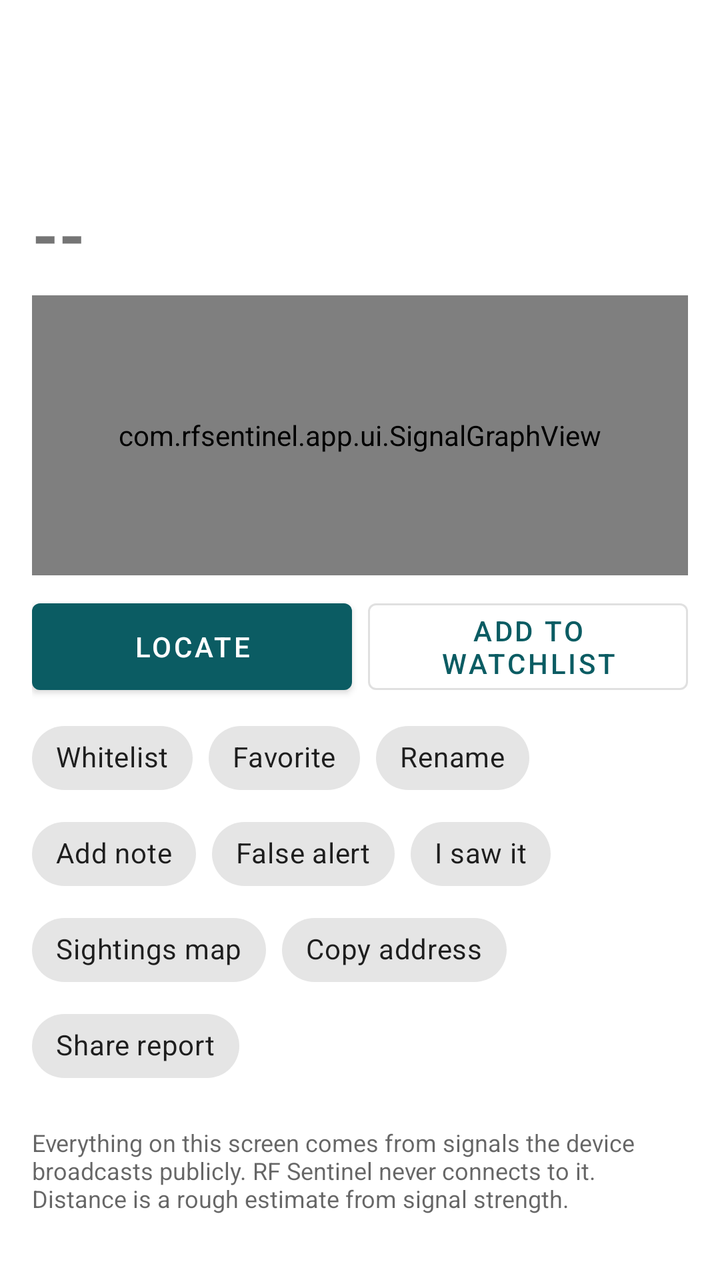
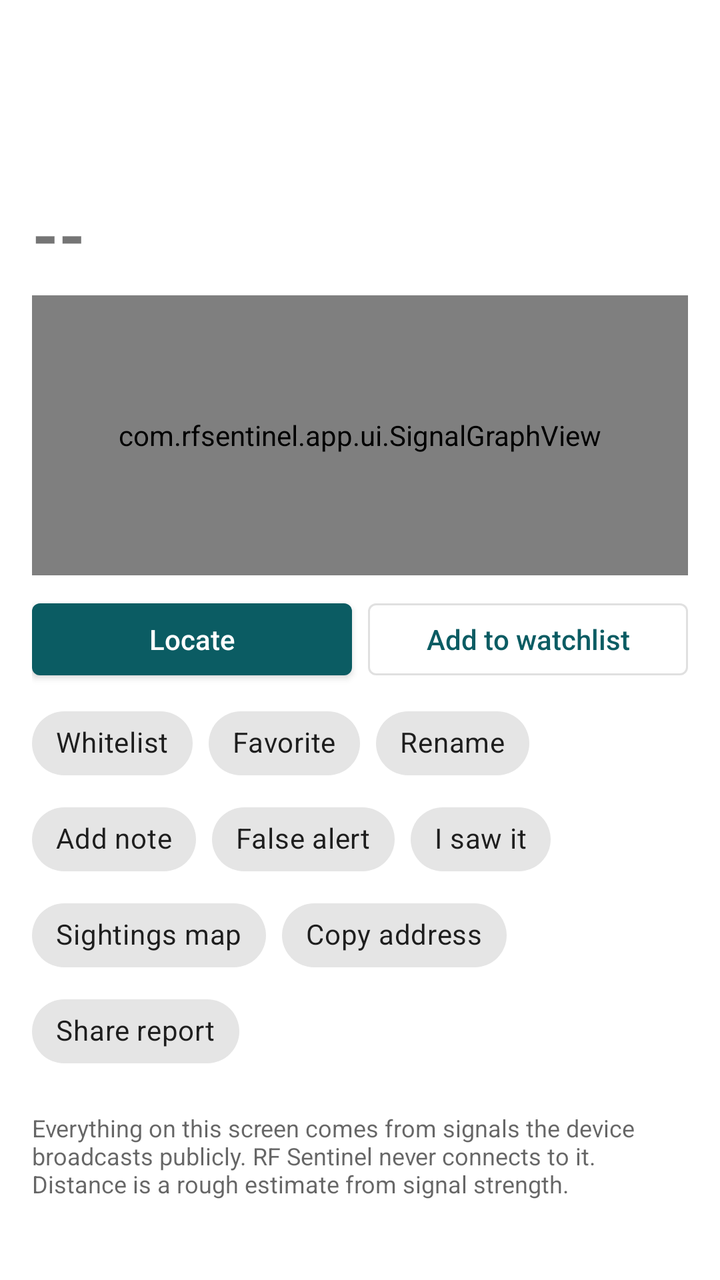

An Android layout rendered at two revisions. The XML below is the earlier revision; the diff shows what the commit changed to produce the second picture.
<!-- AndroidManifest.xml: application theme Theme.RFSentinel -->
<!-- res/layout/activity_device_detail.xml -->
<?xml version="1.0" encoding="utf-8"?>
<ScrollView xmlns:android="http://schemas.android.com/apk/res/android"
    android:id="@+id/scroll"
    android:layout_width="match_parent"
    android:layout_height="match_parent">

    <LinearLayout
        android:layout_width="match_parent"
        android:layout_height="wrap_content"
        android:orientation="vertical"
        android:padding="16dp">

        <TextView
            android:id="@+id/tagText"
            android:layout_width="wrap_content"
            android:layout_height="wrap_content"
            android:layout_marginBottom="6dp"
            android:paddingStart="8dp"
            android:paddingTop="2dp"
            android:paddingEnd="8dp"
            android:paddingBottom="2dp"
            android:textColor="#FFFFFF"
            android:textSize="@dimen/text_caption"
            android:textStyle="bold"
            android:visibility="gone" />

        <TextView
            android:id="@+id/titleText"
            android:layout_width="match_parent"
            android:layout_height="wrap_content"
            android:textIsSelectable="true"
            android:textSize="@dimen/text_title"
            android:textStyle="bold" />

        <TextView
            android:id="@+id/subtitleText"
            android:layout_width="match_parent"
            android:layout_height="wrap_content"
            android:fontFamily="monospace"
            android:textIsSelectable="true"
            android:textSize="@dimen/text_body" />

        <TextView
            android:id="@+id/presenceText"
            android:layout_width="match_parent"
            android:layout_height="wrap_content"
            android:layout_marginTop="4dp"
            android:textColor="?android:attr/textColorSecondary"
            android:textSize="@dimen/text_caption" />

        
        <TextView
            android:id="@+id/noteText"
            android:layout_width="match_parent"
            android:layout_height="wrap_content"
            android:layout_marginTop="6dp"
            android:background="?attr/selectableItemBackground"
            android:paddingTop="4dp"
            android:paddingBottom="4dp"
            android:textSize="@dimen/text_body"
            android:visibility="gone" />

        
        <LinearLayout
            android:id="@+id/visualTop"
            android:layout_width="match_parent"
            android:layout_height="wrap_content"
            android:layout_marginTop="12dp"
            android:gravity="center_vertical"
            android:orientation="horizontal"
            android:visibility="gone">

            <com.rfsentinel.app.ui.SignalGaugeView
                android:id="@+id/gauge"
                android:layout_width="0dp"
                android:layout_height="wrap_content"
                android:layout_weight="1.6" />

            <com.rfsentinel.app.ui.ConfidenceRingView
                android:id="@+id/ring"
                android:layout_width="0dp"
                android:layout_height="wrap_content"
                android:layout_marginStart="8dp"
                android:layout_weight="1" />
        </LinearLayout>

        
        <LinearLayout
            android:layout_width="match_parent"
            android:layout_height="wrap_content"
            android:layout_marginTop="12dp"
            android:gravity="center_vertical"
            android:orientation="horizontal">

            <TextView
                android:id="@+id/rssiText"
                android:layout_width="wrap_content"
                android:layout_height="wrap_content"
                android:text="--"
                android:textSize="@dimen/text_display"
                android:textStyle="bold" />

            <TextView
                android:id="@+id/rssiDetail"
                android:layout_width="0dp"
                android:layout_height="wrap_content"
                android:layout_marginStart="12dp"
                android:layout_weight="1"
                android:textSize="@dimen/text_body" />
        </LinearLayout>

        <com.rfsentinel.app.ui.SignalGraphView
            android:id="@+id/graph"
            android:layout_width="match_parent"
            android:layout_height="140dp"
            android:layout_marginTop="8dp" />

        
        <LinearLayout
            android:layout_width="match_parent"
            android:layout_height="wrap_content"
            android:layout_marginTop="8dp"
            android:baselineAligned="false"
            android:orientation="horizontal">

            <com.google.android.material.button.MaterialButton
                android:id="@+id/locateButton"
                android:layout_width="0dp"
                android:layout_height="match_parent"
                android:layout_marginEnd="8dp"
                android:layout_weight="1"
                android:text="Locate" />

            <com.google.android.material.button.MaterialButton
                android:id="@+id/actionWatchlist"
                style="@style/Widget.MaterialComponents.Button.OutlinedButton"
                android:layout_width="0dp"
                android:layout_height="match_parent"
                android:layout_weight="1"
                android:text="Add to watchlist" />
        </LinearLayout>

        
        <com.google.android.material.chip.ChipGroup
            android:id="@+id/actions"
            android:layout_width="match_parent"
            android:layout_height="wrap_content"
            android:layout_marginTop="4dp">

            <com.google.android.material.chip.Chip
                android:id="@+id/actionWhitelist"
                android:layout_width="wrap_content"
                android:layout_height="wrap_content"
                android:text="Whitelist" />

            <com.google.android.material.chip.Chip
                android:id="@+id/actionFavorite"
                android:layout_width="wrap_content"
                android:layout_height="wrap_content"
                android:text="Favorite" />

            <com.google.android.material.chip.Chip
                android:id="@+id/actionRename"
                android:layout_width="wrap_content"
                android:layout_height="wrap_content"
                android:text="Rename" />

            <com.google.android.material.chip.Chip
                android:id="@+id/actionNote"
                android:layout_width="wrap_content"
                android:layout_height="wrap_content"
                android:text="Add note" />

            <com.google.android.material.chip.Chip
                android:id="@+id/actionFalseAlert"
                android:layout_width="wrap_content"
                android:layout_height="wrap_content"
                android:text="False alert" />

            <com.google.android.material.chip.Chip
                android:id="@+id/actionLearn"
                android:layout_width="wrap_content"
                android:layout_height="wrap_content"
                android:text="I saw it" />

            <com.google.android.material.chip.Chip
                android:id="@+id/actionSightings"
                android:layout_width="wrap_content"
                android:layout_height="wrap_content"
                android:text="Sightings map" />

            <com.google.android.material.chip.Chip
                android:id="@+id/actionCopy"
                android:layout_width="wrap_content"
                android:layout_height="wrap_content"
                android:text="Copy address" />

            <com.google.android.material.chip.Chip
                android:id="@+id/actionShare"
                android:layout_width="wrap_content"
                android:layout_height="wrap_content"
                android:text="Share report" />
        </com.google.android.material.chip.ChipGroup>

        
        <LinearLayout
            android:id="@+id/sections"
            android:layout_width="match_parent"
            android:layout_height="wrap_content"
            android:orientation="vertical" />

        <TextView
            android:layout_width="match_parent"
            android:layout_height="wrap_content"
            android:layout_marginTop="16dp"
            android:text="Everything on this screen comes from signals the device broadcasts publicly. RF Sentinel never connects to it. Distance is a rough estimate from signal strength."
            android:textColor="?android:attr/textColorSecondary"
            android:textSize="@dimen/text_caption" />
    </LinearLayout>
</ScrollView>
<!-- resources referenced by this layout -->
<resources>
  <dimen name="text_body">14sp</dimen>
  <dimen name="text_caption">12sp</dimen>
  <dimen name="text_display">34sp</dimen>
  <dimen name="text_title">20sp</dimen>
  <style name="Theme.RFSentinel" parent="Theme.MaterialComponents.DayNight.DarkActionBar">
          <item name="colorPrimary">@color/brand_primary</item>
          <item name="colorPrimaryVariant">@color/brand_primary_dark</item>
          <item name="colorOnPrimary">@android:color/white</item>
          <item name="colorSecondary">@color/brand_accent</item>
          <item name="colorOnSecondary">@android:color/white</item>
          <item name="rfScopeColor">@color/scope</item>
          <item name="rfScopeTextColor">@color/scope_text</item>
          <item name="rfTraceColor">@color/trace</item>
          <item name="rfAccent">@color/brand_highlight</item>
          <item name="rfOnAccent">@color/brand_on_highlight</item>
      </style>
  <color name="brand_primary">#0B5C63</color>
  <color name="brand_primary_dark">#073F44</color>
  <color name="brand_accent">#E0622D</color>
  <color name="scope">#0B5C63</color>
  <color name="scope_text">#AA0B5C63</color>
  <color name="trace">#E0622D</color>
  <color name="brand_highlight">#0B5C63</color>
  <color name="brand_on_highlight">#FFFFFF</color>
</resources>

<!-- the commit's change to res/layout/activity_device_detail.xml (unified diff, before → after) -->
@@ -14,6 +14,7 @@
             android:id="@+id/tagText"
             android:layout_width="wrap_content"
             android:layout_height="wrap_content"
+            android:background="@drawable/tag_bg"
             android:layout_marginBottom="6dp"
             android:paddingStart="8dp"
             android:paddingTop="2dp"
<!-- resource entries referenced after the edit -->
@@ -4,7 +4,14 @@
   <dimen name="text_caption">12sp</dimen>
   <dimen name="text_display">34sp</dimen>
   <dimen name="text_title">20sp</dimen>
+  <!-- drawable tag_bg (drawable) -->
+  <?xml version="1.0" encoding="utf-8"?>
+  <shape xmlns:android="http://schemas.android.com/apk/res/android" android:shape="rectangle">
+      <solid android:color="@color/match_tag_bg" />
+      <corners android:radius="4dp" />
+  </shape>
   <style name="Theme.RFSentinel" parent="Theme.MaterialComponents.DayNight.DarkActionBar">
+          <item name="textAppearanceButton">@style/TextAppearance.RFSentinel.Button</item>
           <item name="colorPrimary">@color/brand_primary</item>
           <item name="colorPrimaryVariant">@color/brand_primary_dark</item>
           <item name="colorOnPrimary">@android:color/white</item>
@@ -16,6 +23,11 @@
           <item name="rfAccent">@color/brand_highlight</item>
           <item name="rfOnAccent">@color/brand_on_highlight</item>
       </style>
+  <color name="match_tag_bg">#C8431A</color>
+  <style name="TextAppearance.RFSentinel.Button" parent="TextAppearance.MaterialComponents.Button">
+          <item name="android:textAllCaps">false</item>
+          <item name="android:letterSpacing">0</item>
+      </style>
   <color name="brand_primary">#0B5C63</color>
   <color name="brand_primary_dark">#073F44</color>
   <color name="brand_accent">#E0622D</color>
